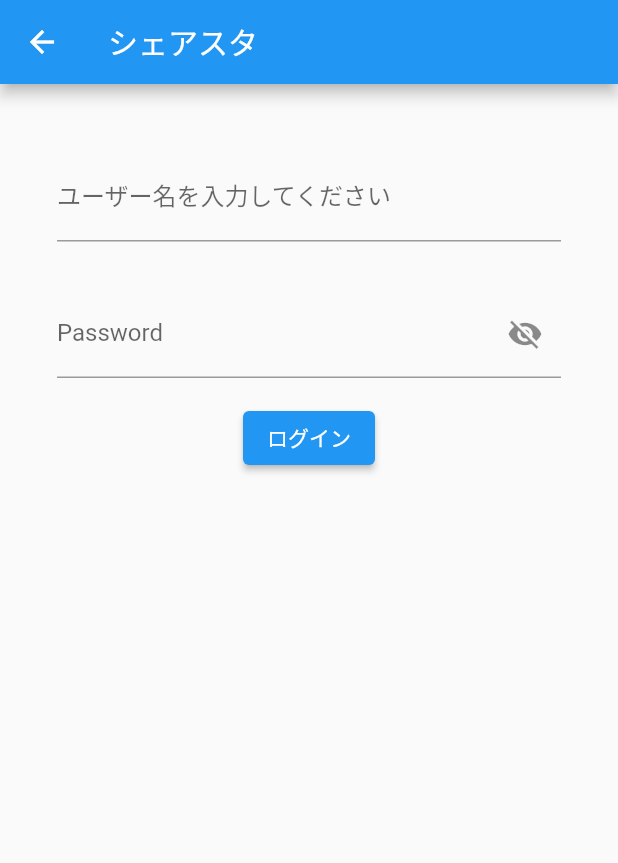
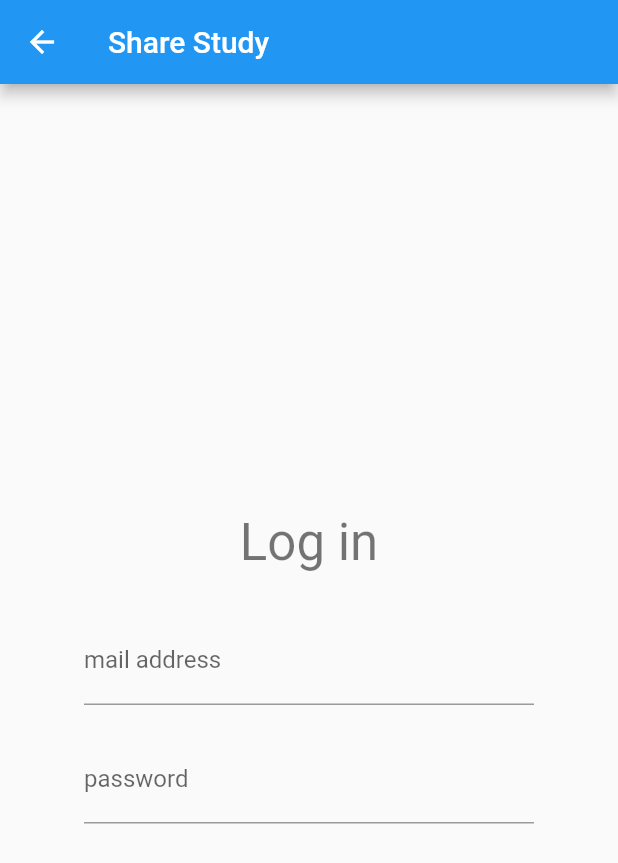
Before and after one commit to dao0203/share_study_app, a Flutter app: the LoginPage screen opened directly, on a phone screen of 412 x 824 dp. Shown: the top 863 px of the screen. Run offline on Flutter 3.47's test engine with Material 2 defaults, Android fonts, the phone set to English and light mode, and no system bars; our stand-ins replace hooks_riverpod.

Commit message:
画面遷移 (トップページ)

```diff
--- /dev/null
+++ b/lib/top_page/commons.dart
@@ -0,0 +1,10 @@
+import 'package:flutter/material.dart';
+
+TextField inputField(String label, bool obscure) {
+    return TextField(
+      enabled: true,
+      maxLines: 1,
+      obscureText: obscure,
+      decoration: InputDecoration(hintText: '', labelText: label),
+    );
+  }
--- a/lib/top_page/login_page.dart
+++ b/lib/top_page/login_page.dart
@@ -1,62 +1,43 @@
 import 'package:flutter/material.dart';
+import 'package:share_study_app/top_page/commons.dart';
 
-class LoginPage extends StatefulWidget {
-  const LoginPage({Key? key}) : super(key: key);
-
-  @override
-  State<LoginPage> createState() => _LoginPageState();
-}
-
-class _LoginPageState extends State<LoginPage> {
-  bool _isObscure = true;
+class LoginPage extends StatelessWidget {
+  const LoginPage({super.key});
 
   @override
   Widget build(BuildContext context) {
     return Scaffold(
       appBar: AppBar(
-        title: Text('シェアスタ'),
-        backgroundColor: Colors.blue,
+        title: const Text('Share Study'),
       ),
       body: Center(
-        child: Container(
-          padding: const EdgeInsets.all(30.0),
         child: Column(
-            crossAxisAlignment: CrossAxisAlignment.start,
+          mainAxisAlignment: MainAxisAlignment.center,
           children: <Widget>[
             Padding(
-                padding:
-                    const EdgeInsets.symmetric(horizontal: 8, vertical: 16),
-                child: TextFormField(
-                  decoration: const InputDecoration(
-                    labelText: 'ユーザー名を入力してください',
-                  ),
+              padding: const EdgeInsets.all(20),
+              child: Text(
+                'Log in',
+                style: Theme.of(context).textTheme.headline4,
               ),
             ),
             Padding(
-                padding:
-                    const EdgeInsets.symmetric(horizontal: 8, vertical: 16),
-                child: TextFormField(
-                  obscureText: _isObscure,
-                  decoration: InputDecoration(
-                      labelText: 'Password',
-                      suffixIcon: IconButton(
-                          icon: Icon(_isObscure
-                              ? Icons.visibility_off
-                              : Icons.visibility),
-                          onPressed: () {
-                            setState(() {
-                              _isObscure = !_isObscure;
-                            });
-                          })),
+              padding: const EdgeInsets.all(10),
+              child: SizedBox(
+                width: 300,
+                child: inputField('mail address', false),
+              )
             ),
-              ),
-              Center(
-                child: ElevatedButton(onPressed: () {}, child: Text('ログイン')),
+            Padding(
+              padding: const EdgeInsets.all(10),
+              child: SizedBox(
+                width: 300,
+                child: inputField('password', true),
+              )
             ),
           ],
         ),
-        ),
-      ),
+      )
     );
   }
 }
```
Also changed, not shown: lib/top_page/sign_up_page.dart (added, +49 -0 lines), lib/top_page/title_page.dart (+53 -3 lines), 1 other file. Lines whose indentation alone changed are shown as unchanged.
